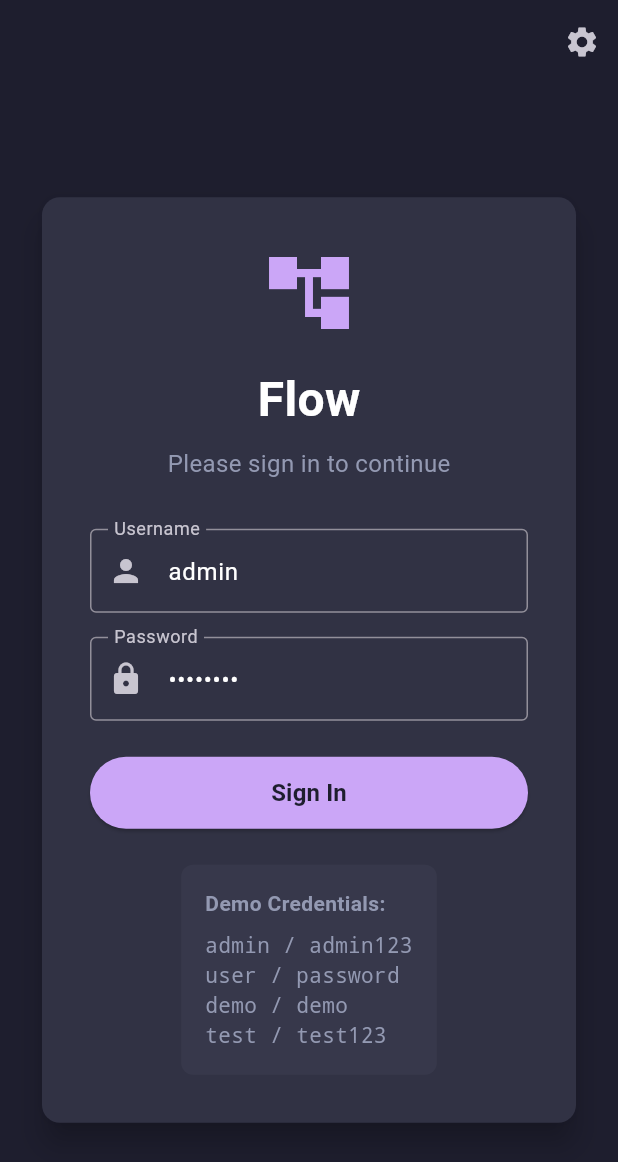
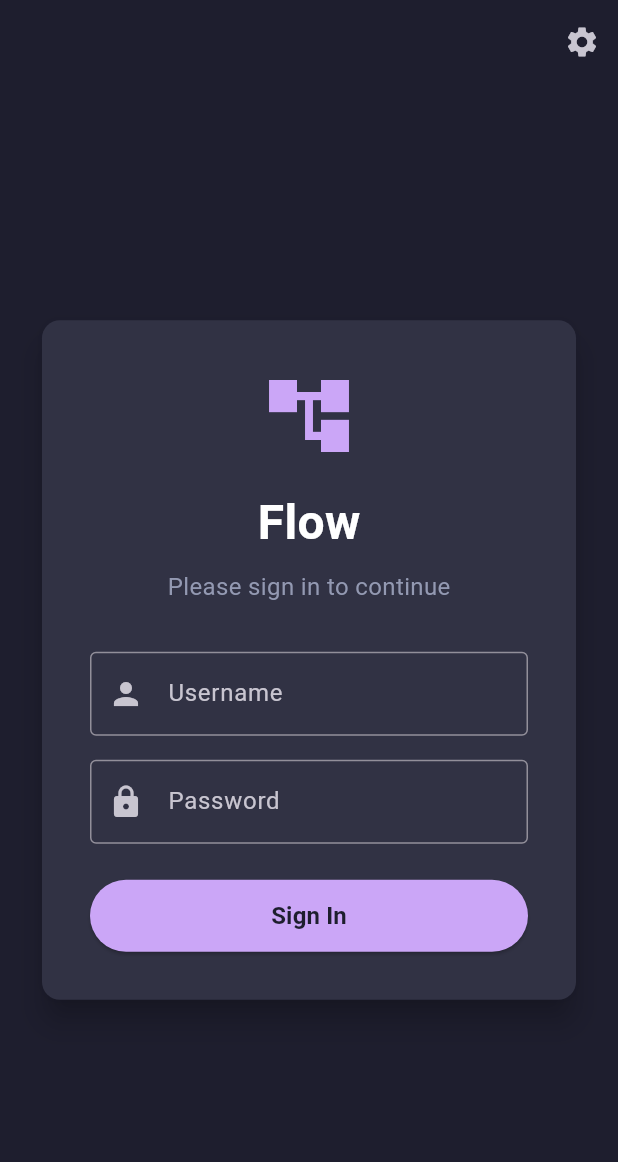
Before and after one commit to theDevJade/Flow, a Flutter app: the screen it shows after launch, on a phone screen of 412 x 824 dp. Shown: the top 1162 px of the screen. Run offline on Flutter 3.47's test engine with Material 3 defaults, Android fonts, the phone set to English and light mode, and no system bars; our stand-ins replace flutter_animate, shared_preferences; accounts and stored records are empty; Roboto replaces fonts that are missing (SF Pro Text).

Commit message:
Fix login screen having demo creds used during dev

```diff
--- a/flow_frontend/lib/screens/login_screen.dart
+++ b/flow_frontend/lib/screens/login_screen.dart
@@ -21,9 +21,8 @@ class _LoginScreenState extends State<LoginScreen> {
   @override
   void initState() {
     super.initState();
-    // @REMOVE
-    _usernameController.text = 'admin';
-    _passwordController.text = 'admin123';
+    _usernameController.text = '';
+    _passwordController.text = '';
   }
 
   @override
@@ -248,36 +247,6 @@ class _LoginScreenState extends State<LoginScreen> {
                               ),
                       ),
                     ),
-                    const SizedBox(height: 24),
-
-                    // Demo Credentials
-                    Container(
-                      padding: const EdgeInsets.all(16),
-                      decoration: BoxDecoration(
-                        color: const Color(0xFF45475A).withOpacity(0.3),
-                        borderRadius: BorderRadius.circular(8),
-                      ),
-                      child: Column(
-                        crossAxisAlignment: CrossAxisAlignment.start,
-                        children: [
-                          const Text(
-                            'Demo Credentials:',
-                            style: TextStyle(
-                              color: Color(0xFF9399B2),
-                              fontWeight: FontWeight.w600,
-                            ),
-                          ),
-                          const SizedBox(height: 8),
-                          const Text(
-                            'admin / admin123\nuser / password\ndemo / demo\ntest / test123',
-                            style: TextStyle(
-                              color: Color(0xFF9399B2),
-                              fontFamily: 'monospace',
-                            ),
-                          ),
-                        ],
-                      ),
-                    ),
                   ],
                 ),
               ),
```
Also changed, not shown: flow_frontend/pubspec.lock (deleted).
